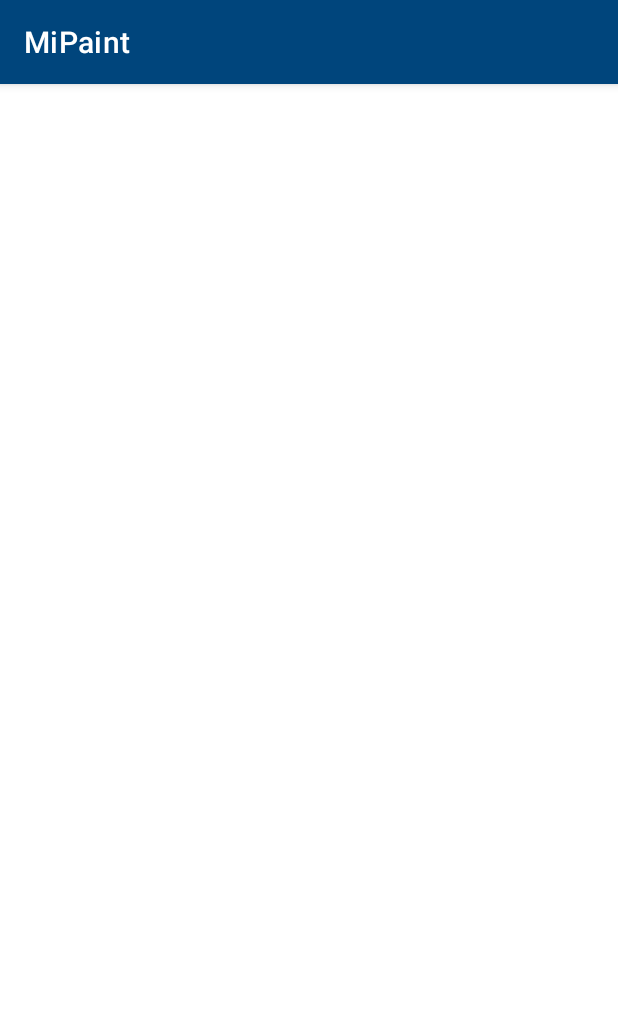
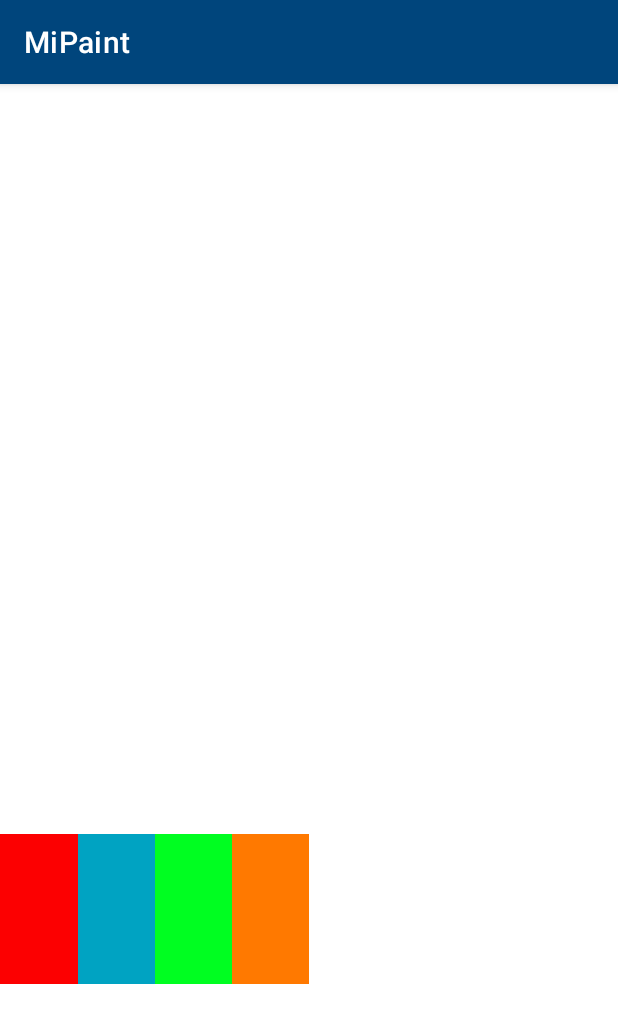
Before and after one commit to Algar487/MiPaint, an Android app: the PantallaDibujo screen opened directly, with no data from a screen before it, on a phone screen of 412 x 824 dp. Shown: the top 1023 px of the screen. Run offline under Robolectric (Android 15) with nearby library versions, the phone set to English and light mode, and no system bars.

Commit message:
20210405

```diff
--- a/app/src/main/res/layout/pantalla_dibujo.xml
+++ b/app/src/main/res/layout/pantalla_dibujo.xml
@@ -1,16 +1,70 @@
 <?xml version="1.0" encoding="utf-8"?>
 <androidx.constraintlayout.widget.ConstraintLayout xmlns:android="http://schemas.android.com/apk/res/android"
     xmlns:app="http://schemas.android.com/apk/res-auto"
+    xmlns:tools="http://schemas.android.com/tools"
     android:layout_width="match_parent"
     android:layout_height="match_parent">
 
-    <com.ruizgarcia.mipaint.PaintView
-        android:id="@+id/paintView"
-        android:layout_width="0dp"
-        android:layout_height="500sp"
-        app:layout_constraintEnd_toEndOf="parent"
-        app:layout_constraintStart_toStartOf="parent"
-        app:layout_constraintTop_toTopOf="parent" />
+    <LinearLayout
+        android:layout_width="match_parent"
+        android:layout_height="match_parent"
+        android:orientation="vertical">
+
+        <com.ruizgarcia.mipaint.PaintView
+            android:id="@+id/paintView"
+            android:layout_width="wrap_content"
+            android:layout_height="500sp" />
+
+        <LinearLayout
+            android:layout_width="match_parent"
+            android:layout_height="match_parent"
+            android:orientation="horizontal">
+
+            <LinearLayout
+                android:layout_width="match_parent"
+                android:layout_height="100sp"
+                android:layout_weight="1"
+                android:orientation="horizontal">
+
+                <ImageButton
+                    android:id="@+id/imageButton"
+                    android:layout_width="wrap_content"
+                    android:layout_height="wrap_content"
+                    android:layout_weight="1"
+                    app:srcCompat="@drawable/red" />
+
+                <ImageButton
+                    android:id="@+id/imageButton2"
+                    android:layout_width="wrap_content"
+                    android:layout_height="wrap_content"
+                    android:layout_weight="1"
+                    app:srcCompat="@drawable/blue" />
+
+                <ImageButton
+                    android:id="@+id/imageButton3"
+                    android:layout_width="wrap_content"
+                    android:layout_height="wrap_content"
+                    android:layout_weight="1"
+                    app:srcCompat="@drawable/green" />
+
+                <ImageButton
+                    android:id="@+id/imageButton4"
+                    android:layout_width="wrap_content"
+                    android:layout_height="wrap_content"
+                    android:layout_weight="1"
+                    app:srcCompat="@drawable/orange" />
+
+            </LinearLayout>
+
+            <LinearLayout
+                android:layout_width="match_parent"
+                android:layout_height="100sp"
+                android:layout_weight="1"
+                android:orientation="vertical"></LinearLayout>
+
+        </LinearLayout>
+
+    </LinearLayout>
 
 
 </androidx.constraintlayout.widget.ConstraintLayout>
--- a/app/src/main/res/values/colors.xml
+++ b/app/src/main/res/values/colors.xml
@@ -8,5 +8,8 @@
     <color name="teal_200">#FF03DAC5</color>
     <color name="teal_700">#FF018786</color>
     <color name="black">#FF000000</color>
-    <color name="white">#FFFFFFFF</color>
+    <color name="red">#FB0000</color>
+    <color name="green">#00FF21</color>
+    <color name="blue">#00A3C1</color>
+    <color name="orange">#FF7800</color>
 </resources>
```
Also changed, not shown: app/src/main/res/drawable/blue.jpg (added), app/src/main/res/drawable/green.jpg (added), app/src/main/res/drawable/orange.jpg (added), app/src/main/res/drawable/red.jpg (added).
